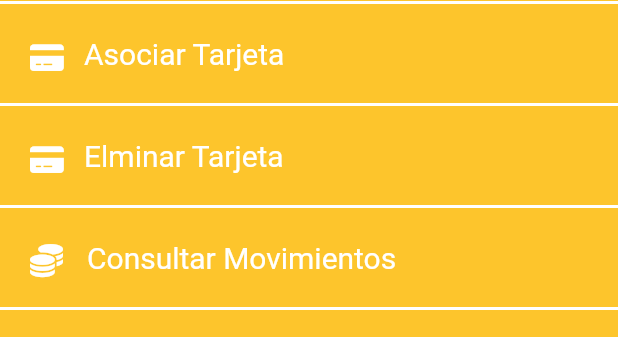
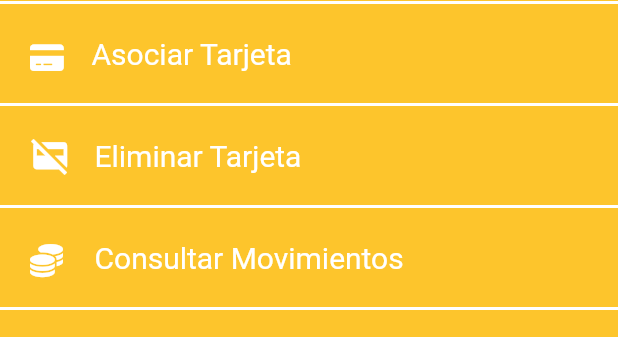
Before and after one commit to MatiasSalomon01/Jaha-Clone, a Flutter app: the CardScreen screen opened by its route, on a phone screen of 412 x 824 dp, the part 83-420 px from its top. Run offline on Flutter 3.47's test engine with Material 2 defaults, Android fonts, the phone set to English and light mode, and no system bars; our stand-ins replace font_awesome_flutter, google_maps_flutter.

Commit message:
credir card off

```diff
--- a/lib/data/data.dart
+++ b/lib/data/data.dart
@@ -9,9 +9,10 @@ final List<Model> busesData = [
   Model(title: '30', subTitle: 'VANGUARDIA S.A.C.I.', isFavorite: false),
   Model(title: '454', subTitle: '3 DE FEBRERO S.A.', isFavorite: false),
   Model(
-      title: '1',
-      subTitle: 'EMPRESA DE TRANSPORTE Y TU TRANSPORTE',
-      isFavorite: false),
+    title: '1',
+    subTitle: 'EMPRESA DE TRANSPORTE Y TU TRANSPORTE',
+    isFavorite: false,
+  ),
   Model(title: '5 CH', subTitle: 'LA CHAQUEÑA S.A.T.C', isFavorite: false),
   Model(title: '11', subTitle: 'GRUPO BENE S.A.', isFavorite: false),
   Model(title: '6', subTitle: 'POA RENDA SRL', isFavorite: false),
@@ -25,7 +26,7 @@ final List<Model> cardData = [
     iconSize: 20,
   ),
   Model(
-    title: 'Elminar Tarjeta',
+    title: 'Eliminar Tarjeta',
     icon: FontAwesomeIcons.solidCreditCard,
     iconSize: 20,
   ),
--- a/lib/widgets/custom_tile.dart
+++ b/lib/widgets/custom_tile.dart
@@ -15,7 +15,16 @@ class CustomTile extends StatelessWidget {
           contentPadding:
               EdgeInsets.symmetric(vertical: verticalPadding, horizontal: 20),
           minLeadingWidth: 0,
-          leading: Padding(
+          leading: model.title.startsWith('Eliminar')
+              ? const Padding(
+                  padding: EdgeInsets.only(right: 0),
+                  child: Icon(
+                    Icons.credit_card_off,
+                    color: white,
+                    size: 27,
+                  ),
+                )
+              : Padding(
                   padding: const EdgeInsets.only(top: 5),
                   child: Icon(
                     model.icon,
@@ -23,22 +32,29 @@ class CustomTile extends StatelessWidget {
                     size: model.iconSize,
                   ),
                 ),
-          title: Text(
+          title: Padding(
+            padding: EdgeInsets.only(
+                left: model.title.startsWith('Eliminar') ? 0 : 5),
+            child: Text(
               model.title,
               style: const TextStyle(color: white, fontSize: 20),
             ),
+          ),
           subtitle: model.subTitle == null
               ? null
-              : Text(
+              : Padding(
+                  padding: const EdgeInsets.only(left: 5),
+                  child: Text(
                     model.subTitle!,
                     maxLines: 1,
                     overflow: TextOverflow.ellipsis,
                     style: const TextStyle(color: white),
                   ),
+                ),
           trailing: model.isFavorite == null
               ? null
               : Padding(
-                  padding: const EdgeInsets.only(right: 20),
+                  padding: const EdgeInsets.only(right: 10),
                   child: Icon(
                     model.isFavorite!
                         ? Icons.star_rounded
```
Lines whose indentation alone changed are shown as unchanged.
